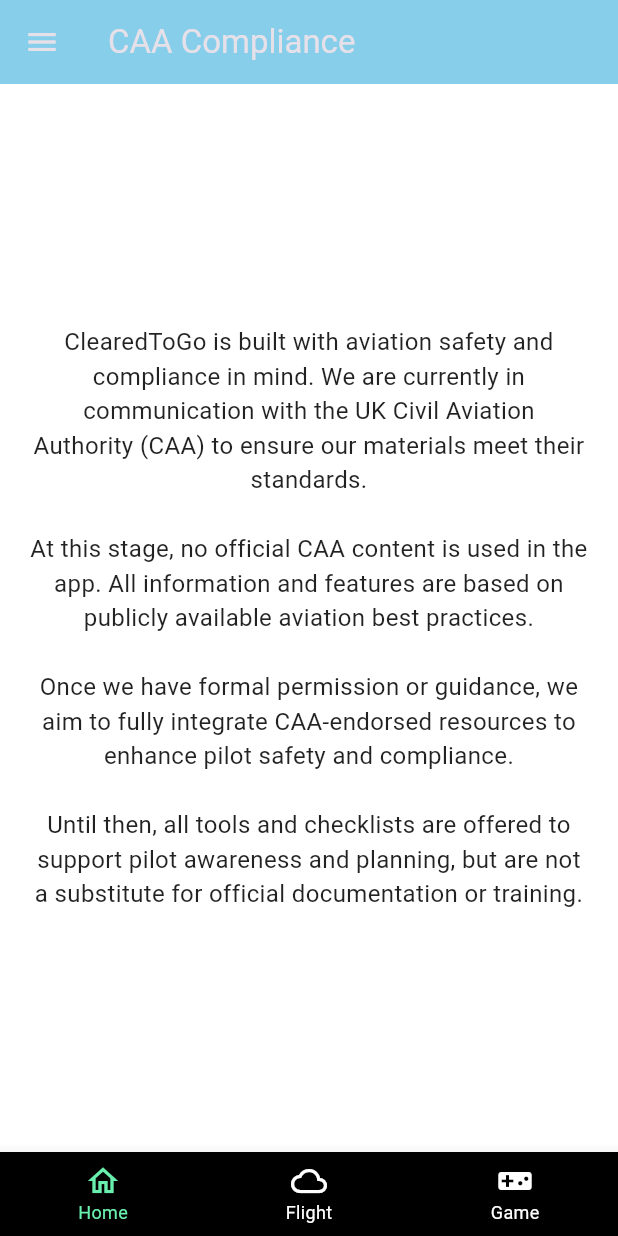
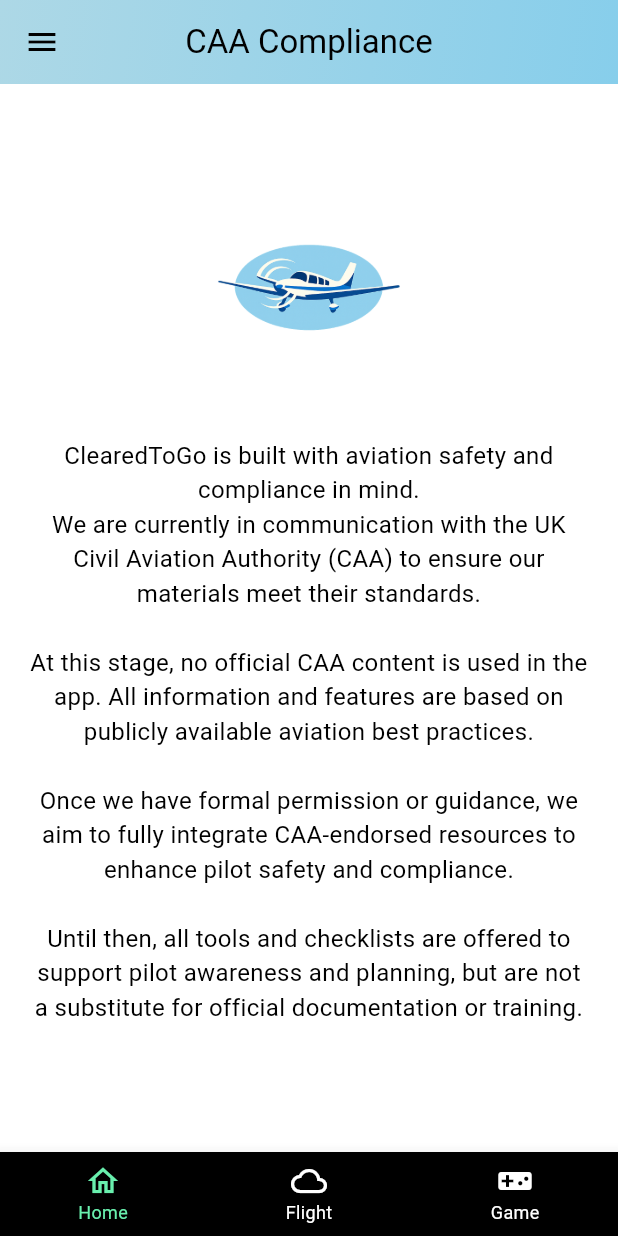
Before and after one commit to ThomasM173/flutter-checklist-app, a Flutter app: the CAAComplianceScreen screen opened directly, on a phone screen of 412 x 824 dp. Run offline on Flutter 3.47's test engine with Material 3 defaults, Android fonts, the phone set to English and light mode, and no system bars; our stand-ins replace open_file, pdf, shared_preferences; accounts and stored records are empty.

Commit message:
tom 16/07

```diff
--- a/lib/screens/caa_compliance_screen.dart
+++ b/lib/screens/caa_compliance_screen.dart
@@ -1,4 +1,3 @@
-// lib/screens/caa_compliance_screen.dart
 import 'package:flutter/material.dart';
 import '../widget/app_drawer.dart';
 import '../widget/bottom_nav_bar.dart';
@@ -6,27 +5,65 @@ import '../widget/bottom_nav_bar.dart';
 class CAAComplianceScreen extends StatelessWidget {
   const CAAComplianceScreen({super.key});
 
+  static const String complianceText = '''
+ClearedToGo is built with aviation safety and compliance in mind.
+We are currently in communication with the UK Civil Aviation Authority (CAA) to ensure our materials meet their standards.
+
+At this stage, no official CAA content is used in the app. All information and features are based on publicly available aviation best practices.
+
+Once we have formal permission or guidance, we aim to fully integrate CAA-endorsed resources to enhance pilot safety and compliance.
+
+Until then, all tools and checklists are offered to support pilot awareness and planning, but are not a substitute for official documentation or training.
+''';
+
   @override
   Widget build(BuildContext context) {
     return Scaffold(
-      appBar: AppBar(
-        title: const Text('CAA Compliance'),
-        backgroundColor: Color(0xFF87CEEB),
+      appBar: PreferredSize(
+        preferredSize: const Size.fromHeight(kToolbarHeight),
+        child: AppBar(
+          centerTitle: true,
+          title: const Text(
+            'CAA Compliance',
+            style: TextStyle(color: Colors.black),
+          ),
+          flexibleSpace: Container(
+            decoration: const BoxDecoration(
+              gradient: LinearGradient(
+                colors: [Color(0xFFADD8E6), Color(0xFF87CEEB)], // Light blue to sky blue
+                begin: Alignment.topLeft,
+                end: Alignment.bottomRight,
+              ),
+            ),
+          ),
+          backgroundColor: Colors.transparent,
+          elevation: 0,
+          iconTheme: const IconThemeData(color: Colors.black), // Black burger icon
+        ),
       ),
       drawer: const AppDrawer(currentIndex: 0),
       bottomNavigationBar: const BottomNavBar(currentIndex: 0),
       backgroundColor: Colors.white,
-      body: const Center(
-        child: Padding(
-          padding: EdgeInsets.all(20),
-          child: Text(
-            'ClearedToGo is built with aviation safety and compliance in mind. '
-            'We are currently in communication with the UK Civil Aviation Authority (CAA) to ensure our materials meet their standards.\n\n'
-            'At this stage, no official CAA content is used in the app. All information and features are based on publicly available aviation best practices.\n\n'
-            'Once we have formal permission or guidance, we aim to fully integrate CAA-endorsed resources to enhance pilot safety and compliance.\n\n'
-            'Until then, all tools and checklists are offered to support pilot awareness and planning, but are not a substitute for official documentation or training.',
-            style: TextStyle(color: Colors.black87, fontSize: 16),
-            textAlign: TextAlign.center,
+      body: Center(
+        child: SingleChildScrollView(
+          padding: const EdgeInsets.all(20),
+          child: Column(
+            mainAxisAlignment: MainAxisAlignment.center,
+            children: [
+              Padding(
+                padding: const EdgeInsets.only(bottom: 24),
+                child: Image.asset(
+                  'assets/images/NewLogo.png', // Ensure this asset exists and is listed in pubspec.yaml
+                  height: 150,
+                  fit: BoxFit.contain,
+                ),
+              ),
+              const Text(
+                complianceText,
+                style: TextStyle(color: Colors.black, fontSize: 16),
+                textAlign: TextAlign.center,
+              ),
+            ],
           ),
         ),
       ),
```
Also changed, not shown: lib/screens/about_us.dart (+35 -6 lines), lib/screens/contact_us.dart (+46 -12 lines), lib/screens/faq_screen.dart (+22 -5 lines), lib/screens/privacy_policy.dart (+53 -13 lines), lib/screens/recent_updates_screen.dart (+45 -22 lines).
